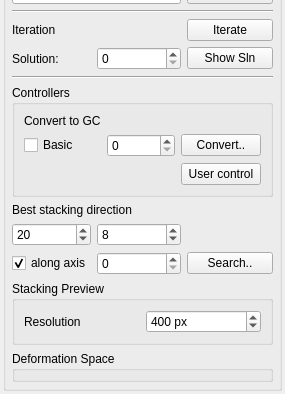
Before: the Qt Designer form Stacker/StackerWidget.ui in HonghuaLi/stacker, drawn with Qt 5; both pictures show x 0 to 285 and y 191 to 585 of the 285 by 585 pixel window.
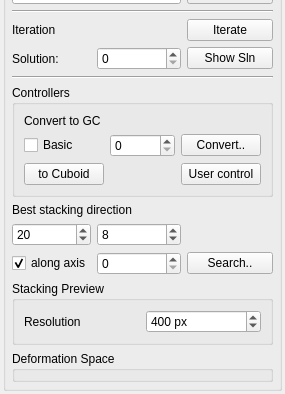
After: the same form once the commit is applied.

Commit message: Button to convert back to Cuboid.

Patch:
```diff
--- a/Stacker/StackerWidget.ui
+++ b/Stacker/StackerWidget.ui
@@ -178,6 +178,13 @@
          <item row="2" column="1">
           <widget class="QSpinBox" name="convertGcAxis"/>
          </item>
+         <item row="3" column="0">
+          <widget class="QPushButton" name="convertToCuboid">
+           <property name="text">
+            <string>to Cuboid</string>
+           </property>
+          </widget>
+         </item>
         </layout>
        </widget>
       </item>
```
The commit also changes 4 other files.
